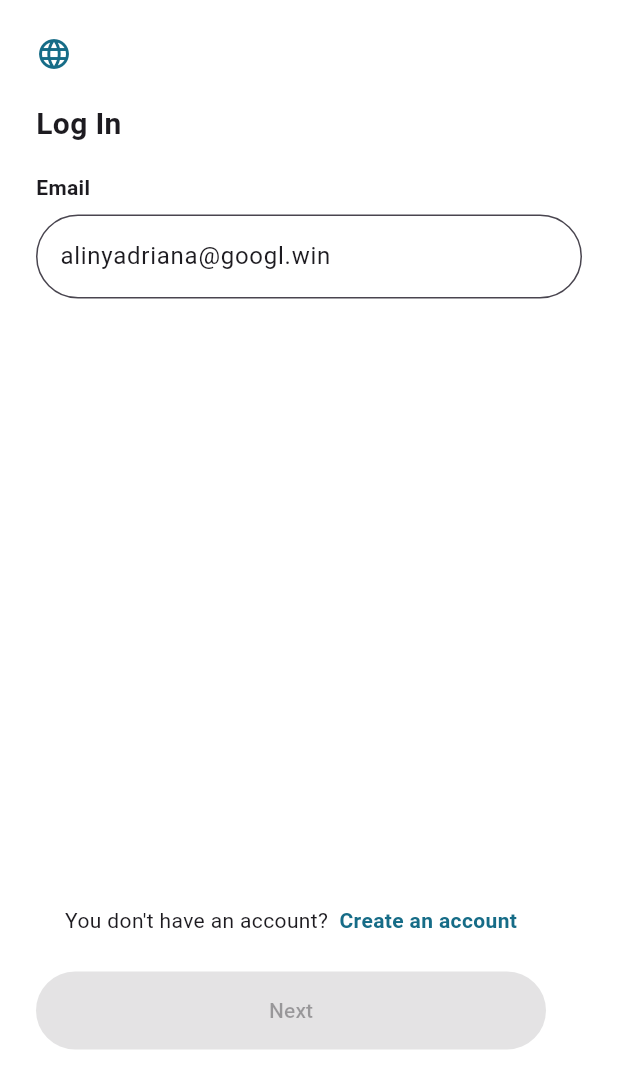
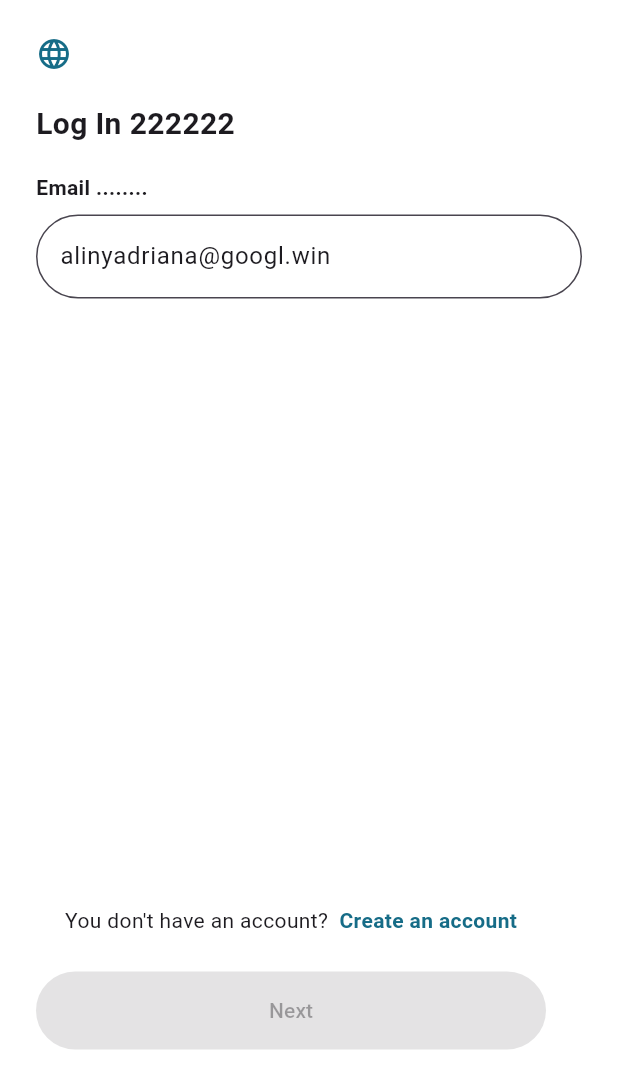
Before and after one commit to fahad0100/apps, a Flutter app: the screen it shows after launch, on a phone screen of 412 x 824 dp. Shown: the top 1089 px of the screen. Run offline on Flutter 3.47's test engine with Material 3 defaults, Android fonts, the phone set to English and light mode, and no system bars; our stand-ins replace bloc, dio, flutter_bloc, get_it, get_storage, go_router and 1 more; missing offline and left inert: country_flags, otp_timer_button.

```diff
--- a/lib/ui/screens/login/login_screen.dart
+++ b/lib/ui/screens/login/login_screen.dart
@@ -39,13 +39,16 @@ class LoginScreen extends StatelessWidget {
                             LanguageIcon(onTap: () {}),
                             SizedBox(height: 20),
 
-                            CustomLabel(title: "Log In ", isHeadLine: true),
+                            CustomLabel(
+                              title: "Log In 222222",
+                              isHeadLine: true,
+                            ),
                             SizedBox(height: 18),
                             BlocBuilder<LoginBloc, LoginState>(
                               builder: (context, state) {
                                 return CustomField(
                                   withExt: false,
-                                  title: "Email",
+                                  title: "Email ........",
                                   hintField: "Email Login",
                                   statusValidation: bloc.emailState,
                                   controller: bloc.emailController,
```
